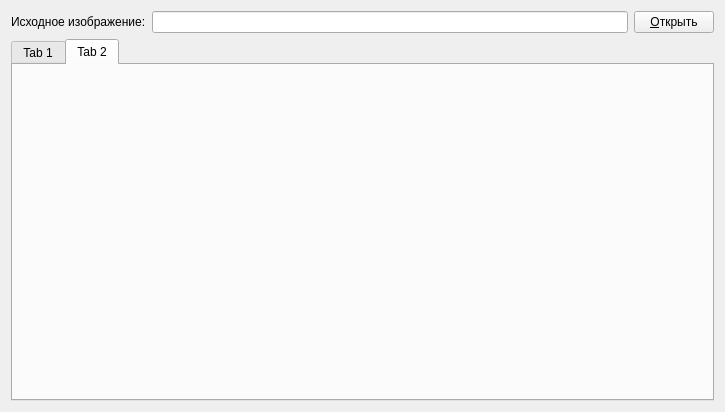
Above: mainwindow.ui from mdnight/ponycrypt before the change. Below: the same form after it.
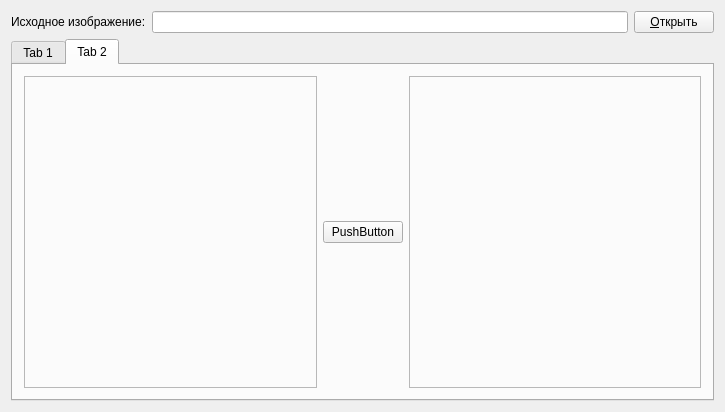
That is the form after the change. The open tabs and pages were chosen to show the change.

Diff of the .ui file:
```diff
--- a/mainwindow.ui
+++ b/mainwindow.ui
@@ -153,6 +153,109 @@
        <attribute name="title">
         <string>Tab 2</string>
        </attribute>
+       <layout class="QHBoxLayout" name="horizontalLayout_3">
+        <item>
+         <widget class="QFrame" name="frame_3">
+          <property name="frameShape">
+           <enum>QFrame::StyledPanel</enum>
+          </property>
+          <property name="frameShadow">
+           <enum>QFrame::Raised</enum>
+          </property>
+          <layout class="QGridLayout" name="gridLayout_4">
+           <item row="1" column="0">
+            <spacer name="horizontalSpacer_3">
+             <property name="orientation">
+              <enum>Qt::Horizontal</enum>
+             </property>
+             <property name="sizeHint" stdset="0">
+              <size>
+               <width>268</width>
+               <height>20</height>
+              </size>
+             </property>
+            </spacer>
+           </item>
+           <item row="0" column="0">
+            <widget class="QLabel" name="orlabel_2">
+             <property name="text">
+              <string/>
+             </property>
+            </widget>
+           </item>
+          </layout>
+         </widget>
+        </item>
+        <item>
+         <layout class="QVBoxLayout" name="verticalLayout_2">
+          <item>
+           <spacer name="verticalSpacer_3">
+            <property name="orientation">
+             <enum>Qt::Vertical</enum>
+            </property>
+            <property name="sizeHint" stdset="0">
+             <size>
+              <width>20</width>
+              <height>40</height>
+             </size>
+            </property>
+           </spacer>
+          </item>
+          <item>
+           <widget class="QPushButton" name="pushButton_3">
+            <property name="text">
+             <string>PushButton</string>
+            </property>
+           </widget>
+          </item>
+          <item>
+           <spacer name="verticalSpacer_4">
+            <property name="orientation">
+             <enum>Qt::Vertical</enum>
+            </property>
+            <property name="sizeHint" stdset="0">
+             <size>
+              <width>20</width>
+              <height>40</height>
+             </size>
+            </property>
+           </spacer>
+          </item>
+         </layout>
+        </item>
+        <item>
+         <widget class="QFrame" name="frame_4">
+          <property name="frameShape">
+           <enum>QFrame::StyledPanel</enum>
+          </property>
+          <property name="frameShadow">
+           <enum>QFrame::Raised</enum>
+          </property>
+          <layout class="QGridLayout" name="gridLayout_5">
+           <item row="1" column="0">
+            <spacer name="horizontalSpacer_4">
+             <property name="orientation">
+              <enum>Qt::Horizontal</enum>
+             </property>
+             <property name="sizeHint" stdset="0">
+              <size>
+               <width>267</width>
+               <height>20</height>
+              </size>
+             </property>
+            </spacer>
+           </item>
+           <item row="0" column="0">
+            <widget class="QLabel" name="modlabel_2">
+             <property name="text">
+              <string/>
+             </property>
+            </widget>
+           </item>
+          </layout>
+         </widget>
+        </item>
+       </layout>
       </widget>
      </widget>
     </item>
```
Left out of the diff: 2 changed lines with no effect on the pictures.
